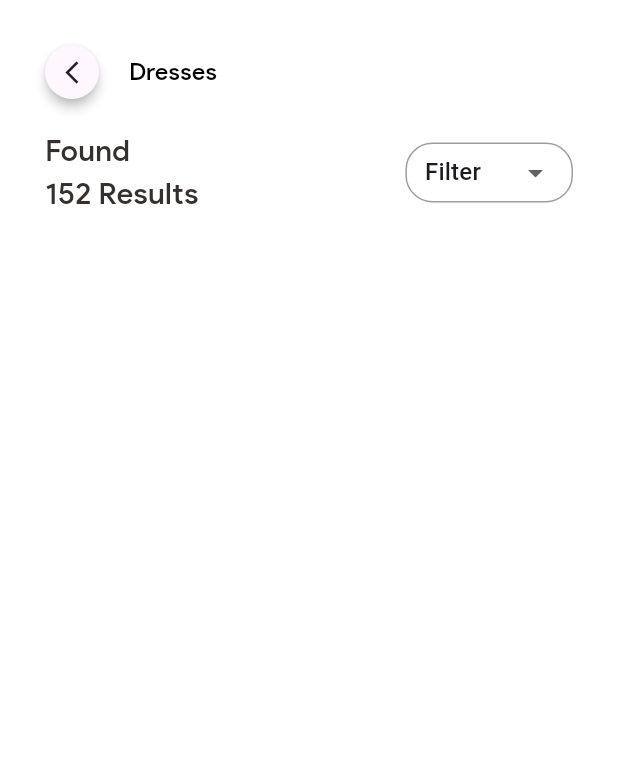
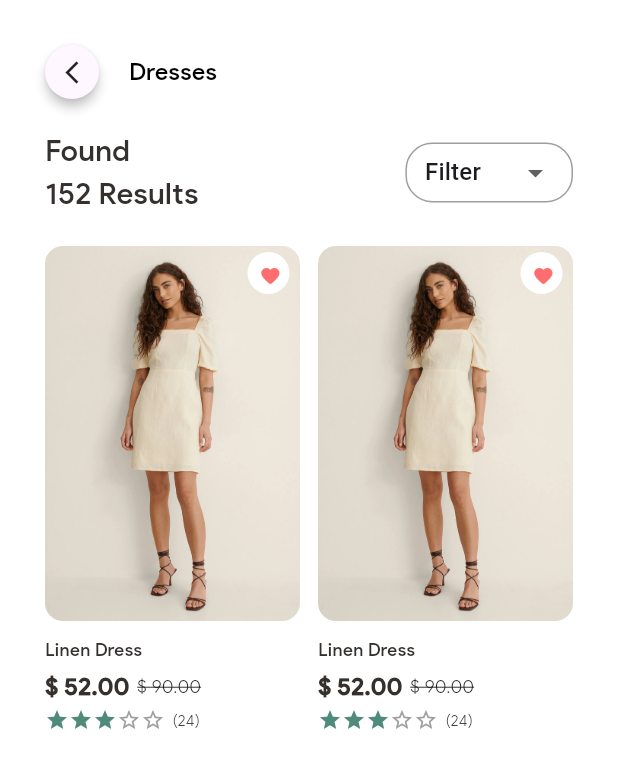
Before and after one commit to moses-mugoya/fashionista, a Flutter app: the DressScreen screen opened directly, on a phone screen of 412 x 824 dp. Shown: the top 768 px of the screen. Run offline on Flutter 3.47's test engine with Material 3 defaults, Android fonts, the phone set to English and light mode, and no system bars; our stand-ins replace flutter_svg.

Commit message:
added a dress item

```diff
--- a/lib/screens/dress_screen.dart
+++ b/lib/screens/dress_screen.dart
@@ -1,6 +1,7 @@
 import 'package:fashion_gemstore/screens/main_screen.dart';
 import 'package:fashion_gemstore/utils/constants.dart';
 import 'package:fashion_gemstore/widgets/child_app_bar.dart';
+import 'package:fashion_gemstore/widgets/dress_item.dart';
 import 'package:fashion_gemstore/widgets/header_text.dart';
 import 'package:flutter/material.dart';
 
@@ -94,6 +95,18 @@ class _DressScreenState extends State<DressScreen> {
                       ),
                     ),
                   ],
+                ),
+                const SizedBox(
+                  height: 20,
+                ),
+                GridView.count(
+                  childAspectRatio: (141 / 300),
+                  crossAxisCount: 2,
+                  primary: false,
+                  crossAxisSpacing: 12.0,
+                  mainAxisSpacing: 4.0,
+                  shrinkWrap: true,
+                  children: [DressItem(), DressItem()],
                 )
               ],
             ),
--- a/lib/utils/constants.dart
+++ b/lib/utils/constants.dart
@@ -20,5 +20,11 @@ class AppConstants {
   static Color bannerOuterHalloColor = HexColor('#ECECEC');
   static Color bannerInnerHalloColor = HexColor('#E2E2E2');
   static Color dressTextColor = HexColor('#33302E');
+  static Color likedColor = HexColor('#FF6E6E');
+  static Color unlikedColor = HexColor('#D8D8D8');
+  static Color dressNameColor = HexColor('#1D1F22');
+  static Color initialPriceColor = HexColor('#BEBFC4');
+  static Color filledStart = HexColor('#508A7B');
+  static Color nonFilledStar =Colors.grey;
 
 }
--- /dev/null
+++ b/lib/widgets/dress_item.dart
@@ -0,0 +1,110 @@
+import 'package:fashion_gemstore/utils/constants.dart';
+import 'package:fashion_gemstore/widgets/header_text.dart';
+import 'package:fashion_gemstore/widgets/star_rating.dart';
+import 'package:flutter/material.dart';
+
+class DressItem extends StatelessWidget {
+  const DressItem({super.key});
+
+  @override
+  Widget build(BuildContext context) {
+    return Column(
+      crossAxisAlignment: CrossAxisAlignment.start,
+      children: [
+        Stack(
+          children: [
+            Container(
+              height: 250,
+              decoration: BoxDecoration(
+                borderRadius: BorderRadius.circular(12),
+                image: const DecorationImage(
+                  image: AssetImage('assets/images/dress1.png'),
+                  fit: BoxFit.fitWidth,
+                ),
+              ),
+            ),
+            Positioned(
+              top: 4,
+              left: 135,
+              child: Container(
+                height: 28,
+                width: 28,
+                decoration: BoxDecoration(
+                  borderRadius: BorderRadius.circular(25),
+                  color: AppConstants.whiteColor,
+                ),
+                child: Center(
+                  child: IconButton(
+                    icon: Icon(
+                      Icons.favorite_rounded,
+                      size: 14.5,
+                      color: AppConstants.likedColor,
+                    ),
+                    onPressed: () {},
+                  ),
+                ),
+              ),
+            ),
+          ],
+        ),
+        const SizedBox(
+          height: 10,
+        ),
+        HeaderText(
+          text: 'Linen Dress',
+          textColor: AppConstants.dressTextColor,
+          fontSize: 12,
+          fontWeight: FontWeight.w500,
+        ),
+        const SizedBox(
+          height: 5,
+        ),
+        Row(
+          children: [
+            HeaderText(
+              text: '\$ 52.00',
+              textColor: AppConstants.dressTextColor,
+              fontSize: 16,
+              fontWeight: FontWeight.w700,
+            ),
+            const SizedBox(
+              width: 5,
+            ),
+            const Text(
+              '\$ 90.00',
+              style: TextStyle(
+                  fontFamily: 'ProductSans',
+                  fontSize: 12,
+                  fontWeight: FontWeight.w300,
+                  decoration: TextDecoration.lineThrough),
+            ),
+          ],
+        ),
+        const SizedBox(
+          height: 3,
+        ),
+        Row(
+          children: [
+            StarRating(
+              rating: 3,
+              filledColor: AppConstants.filledStart,
+              emptyColor: AppConstants.nonFilledStar,
+            ),
+            const SizedBox(
+              width: 5,
+            ),
+            Text(
+              '(24)',
+              style: TextStyle(
+                fontFamily: 'ProductSans',
+                fontSize: 10,
+                fontWeight: FontWeight.w200,
+                color: AppConstants.dressTextColor
+              ),
+            )
+          ],
+        ),
+      ],
+    );
+  }
+}
--- /dev/null
+++ b/lib/widgets/star_rating.dart
@@ -0,0 +1,37 @@
+import 'package:flutter/material.dart';
+
+class StarRating extends StatelessWidget {
+  final int rating;
+  final double starSize;
+  final Color filledColor;
+  final Color emptyColor;
+
+  const StarRating({super.key,
+    required this.rating,
+    this.starSize = 16.0,
+    this.filledColor = Colors.green,
+    this.emptyColor = Colors.grey,
+  });
+
+  @override
+  Widget build(BuildContext context) {
+    return Row(
+      mainAxisSize: MainAxisSize.min,
+      children: List.generate(5, (index) {
+        if (index < rating) {
+          return Icon(
+            Icons.star,
+            size: starSize,
+            color: filledColor,
+          );
+        } else {
+          return Icon(
+            Icons.star_border,
+            size: starSize,
+            color: emptyColor,
+          );
+        }
+      }),
+    );
+  }
+}
```
Also changed, not shown: assets/images/dress1.png (added), assets/images/dress2.png (added), assets/images/dress3.png (added), assets/images/dress4.png (added), assets/images/dress5.png (added), assets/images/dress6.png (added), assets/images/dress7.png (added), assets/images/dress8.png (added).
